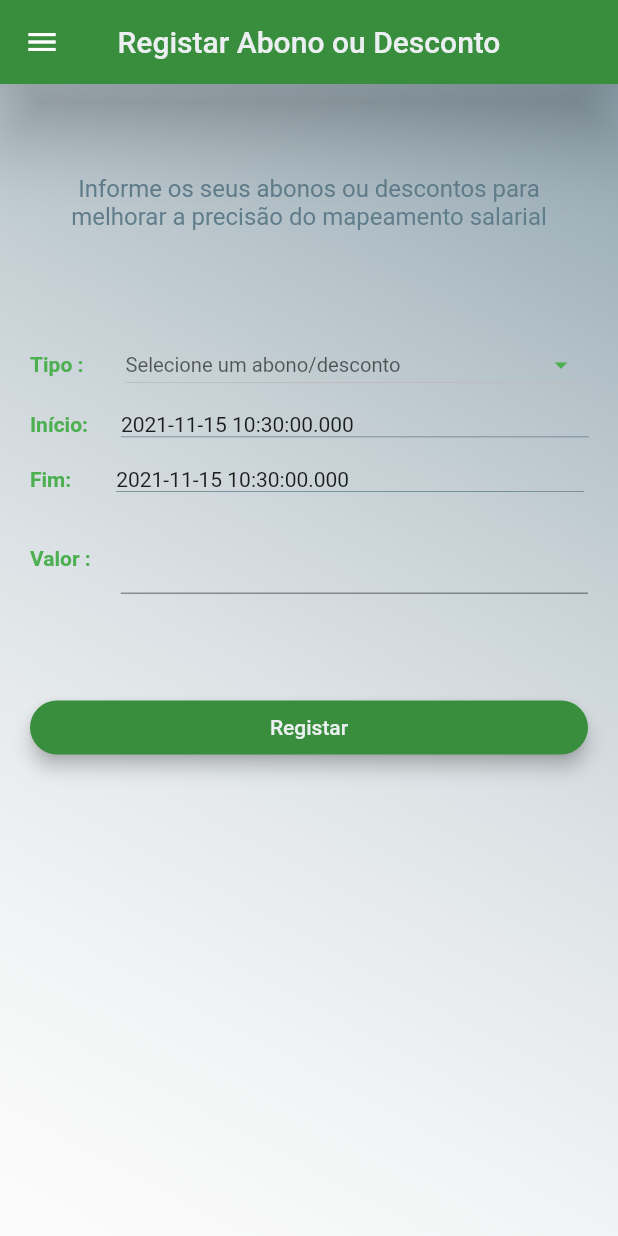
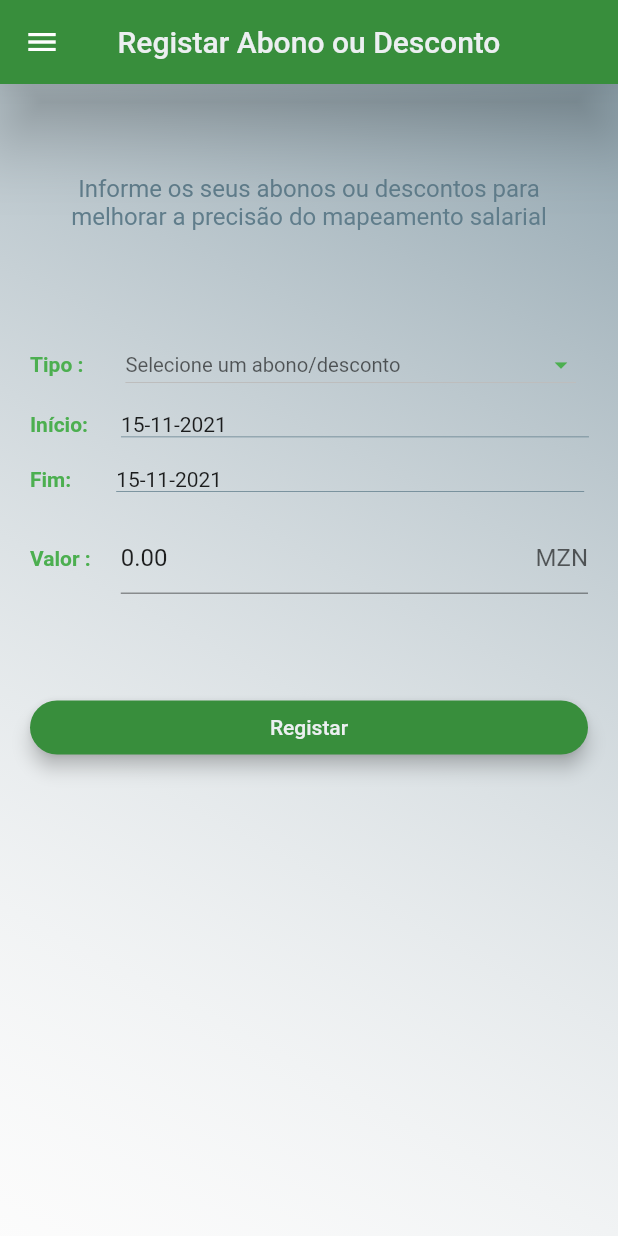
Before and after one commit to Hgaspar03/carreirAPP, a Flutter app: the EarningAndDeductionScreen screen opened directly, on a phone screen of 412 x 824 dp. Run offline on Flutter 3.47's test engine with Material 2 defaults, Android fonts, the phone set to English and light mode, and no system bars; our stand-ins replace flutter_masked_text.

```diff
--- a/lib/main.dart
+++ b/lib/main.dart
@@ -1,5 +1,5 @@
+import 'package:career_app/view/earning_deduction.dart';
 import 'package:flutter/material.dart';
-import 'package:flutter/services.dart';
 import 'model/drawer/drawer.dart';
 
 void main() {
@@ -14,7 +14,7 @@ class MyApp extends StatelessWidget {
       theme: ThemeData(
         primarySwatch: Colors.green,
       ),
-      home: MyHomePage(title: 'App Carreira'),
+      home: EarningAndDeductionScreen(),
     );
   }
 }
--- a/lib/view/earning_deduction.dart
+++ b/lib/view/earning_deduction.dart
@@ -4,6 +4,8 @@ import 'package:career_app/view_model/abstract_view_model.dart';
 import 'package:career_app/view_model/appbar_viewModel.dart';
 import 'package:flutter/material.dart';
 import 'package:flutter/services.dart';
+import 'package:flutter_masked_text/flutter_masked_text.dart';
+import 'package:intl/intl.dart';
 
 class EarningAndDeductionScreen extends StatefulWidget {
   const EarningAndDeductionScreen({Key key}) : super(key: key);
@@ -32,6 +34,11 @@ class _EarningAndDeductionScreenState extends State<EarningAndDeductionScreen> {
   List escalao = TesteData.escalao;
 
   List edt = TesteData.earningDeductionTypes;
+
+  final formater = new DateFormat('dd-MM-yyyy');
+
+  final valorController =
+      MoneyMaskedTextController(decimalSeparator: '.', thousandSeparator: ',');
 
   @override
   Widget build(BuildContext context) {
@@ -165,7 +172,7 @@ class _EarningAndDeductionScreenState extends State<EarningAndDeductionScreen> {
                                       bottom: BorderSide(
                                           width: 0.5, color: Colors.blueGrey))),
                               child: Text(
-                                "$startDate",
+                                "${formater.format(startDate)}",
                               ),
                             ),
                           ),
@@ -197,7 +204,7 @@ class _EarningAndDeductionScreenState extends State<EarningAndDeductionScreen> {
                                       bottom: BorderSide(
                                           width: 0.5, color: Colors.blueGrey))),
                               child: Text(
-                                "$endDate",
+                                "${formater.format(endDate)}",
                               ),
                             ),
                           ),
@@ -219,13 +226,12 @@ class _EarningAndDeductionScreenState extends State<EarningAndDeductionScreen> {
                         Expanded(
                           child: Container(
                             child: TextField(
+                              controller: valorController,
                               inputFormatters: [
                                 FilteringTextInputFormatter.digitsOnly
                               ],
                               keyboardType: TextInputType.number,
-                              decoration: InputDecoration(
-                                suffix: Text('MZN'),
-                              ),
+                              decoration: InputDecoration(suffixText: 'MZN'),
                             ),
                           ),
                         ),
--- a/pubspec.yaml
+++ b/pubspec.yaml
@@ -1,5 +1,5 @@
 name: career_app
-description: A new Flutter project.
+description: O aplicativo que permite alavancar a sua carreira.
 
 # The following line prevents the package from being accidentally published to
 # pub.dev using `pub publish`. This is preferred for private packages.
@@ -28,6 +28,8 @@ dependencies:
   # The following adds the Cupertino Icons font to your application.
   # Use with the CupertinoIcons class for iOS style icons.
   cupertino_icons: ^1.0.2
+  flutter_masked_text: ^0.7.0
+  intl: ^0.17.0
 
 dev_dependencies:
   flutter_test:
```
Also changed, not shown: pubspec.lock, 2 other files.
